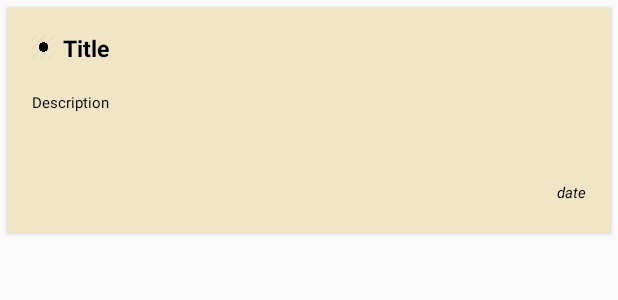
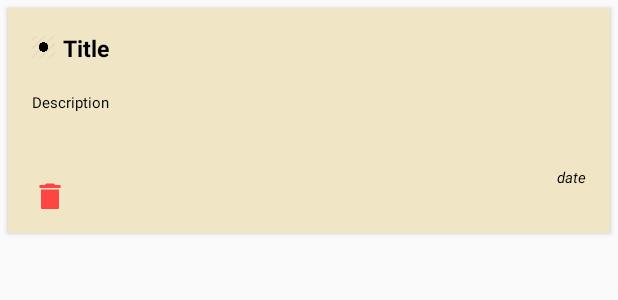
Before and after one commit to JamalAartsen/Notique, an Android app: the layout notes_row.xml on its own in the app's theme, with its tools: preview values and no code run, on a phone screen of 412 x 824 dp. Shown: the top 300 px of the screen. Run offline under Robolectric (Android 15) with nearby library versions, the phone set to English and light mode, and no system bars.

Commit message:
Een paar aanpassingen.

```diff
--- a/app/build.gradle
+++ b/app/build.gradle
@@ -60,6 +60,7 @@ dependencies {
     implementation "androidx.room:room-guava:$room_version"
 
     implementation 'com.google.code.gson:gson:2.8.6'
+    implementation 'com.squareup.picasso:picasso:2.71828'
 
     // Test helpers
     testImplementation "androidx.room:room-testing:$room_version"
--- a/app/src/main/java/com/example/quicknote/EditNote.kt
+++ b/app/src/main/java/com/example/quicknote/EditNote.kt
@@ -5,6 +5,7 @@ import android.content.Intent
 import android.os.Bundle
 import android.view.Menu
 import android.view.MenuItem
+import android.widget.Toast
 import androidx.appcompat.app.AppCompatActivity
 import kotlinx.android.synthetic.main.activity_edit_note.*
 import kotlinx.android.synthetic.main.content_edit_note.*
@@ -39,12 +40,13 @@ class EditNote : AppCompatActivity() {
                 dateNote = currentDate
             }
 
-            val editIntent = Intent(this, MainActivity::class.java).apply {
+            val editIntent = Intent().apply {
                 putExtra(SEND_EDITED_NOTE, note)
             }
 
+            Toast.makeText(this, "Note is edited!", Toast.LENGTH_SHORT).show()
+
             setResult(Activity.RESULT_OK, editIntent)
-            finish()
         }
     }
 
--- /dev/null
+++ b/app/src/main/res/drawable/ic_delete_single_item.xml
@@ -0,0 +1,10 @@
+<vector xmlns:android="http://schemas.android.com/apk/res/android"
+    android:width="24dp"
+    android:height="24dp"
+    android:tint="@android:color/holo_red_light"
+    android:viewportWidth="24.0"
+    android:viewportHeight="24.0">
+    <path
+        android:fillColor="@android:color/holo_red_light"
+        android:pathData="M6,19c0,1.1 0.9,2 2,2h8c1.1,0 2,-0.9 2,-2V7H6v12zM19,4h-3.5l-1,-1h-5l-1,1H5v2h14V4z" />
+</vector>
--- a/app/src/main/res/layout/content_main.xml
+++ b/app/src/main/res/layout/content_main.xml
@@ -9,17 +9,11 @@
     tools:context=".MainActivity"
     tools:showIn="@layout/activity_main">
 
-    <Button
-        android:id="@+id/sortButton"
-        android:layout_width="match_parent"
-        android:layout_height="wrap_content"/>
-
     <androidx.recyclerview.widget.RecyclerView
         android:id="@+id/recyclerView"
         android:layout_margin="5dp"
         android:layout_width="match_parent"
         android:scrollbars="vertical"
-        android:layout_below="@+id/sortButton"
         android:layout_height="match_parent"
         tools:layout_editor_absoluteX="1dp"
         tools:layout_editor_absoluteY="1dp" />
--- a/app/src/main/res/layout/notes_row.xml
+++ b/app/src/main/res/layout/notes_row.xml
@@ -6,6 +6,7 @@
     android:layout_height="wrap_content"
     android:layout_margin="5dp"
     android:backgroundTint="@color/background_cardview"
+    android:id="@+id/cardViewlayout"
     android:orientation="vertical"
     app:cardCornerRadius="2dp">
     <!--app:strokeColor="@color/cardview_borderline_color"-->
@@ -49,20 +50,30 @@
             </LinearLayout>
 
             <LinearLayout
-                android:orientation="vertical"
+                android:layout_width="match_parent"
+                android:layout_height="wrap_content"
                 android:layout_below="@id/linearLayout"
-                android:layout_width="match_parent"
-                android:layout_height="wrap_content">
+                android:orientation="vertical">
 
                 <TextView
                     android:id="@+id/descriptionNote"
                     android:layout_width="match_parent"
-                    android:layout_height="60dp"
+                    android:layout_height="50dp"
                     android:layout_below="@+id/linearLayout"
                     android:text="Description"
                     android:textColor="@color/black"
                     android:textSize="10sp"
                     android:textStyle="normal" />
+
+                <LinearLayout
+                    android:layout_width="match_parent"
+                    android:layout_height="wrap_content">
+
+                    <ImageView
+                        android:id="@+id/delete_single_item"
+                        android:src="@drawable/ic_delete_single_item"
+                        android:layout_width="wrap_content"
+                        android:layout_height="40dp"/>
 
                     <TextView
                         android:id="@+id/dateNote"
@@ -70,11 +81,12 @@
                         android:layout_height="40dp"
                         android:layout_below="@id/descriptionNote"
                         android:layout_alignParentTop="true"
+                        android:gravity="right"
                         android:text="date"
-                    android:gravity="right"
                         android:textColor="@color/black"
                         android:textSize="10sp"
                         android:textStyle="italic" />
+                </LinearLayout>
             </LinearLayout>
 
 
```
Also changed, not shown: app/src/main/java/com/example/quicknote/AddNote.kt (+5 -7 lines), app/src/main/java/com/example/quicknote/MainActivity.kt (+62 -64 lines), app/src/main/java/com/example/quicknote/NoteAdapter.kt (+15 -1 lines). Lines whose indentation alone changed are shown as unchanged.
